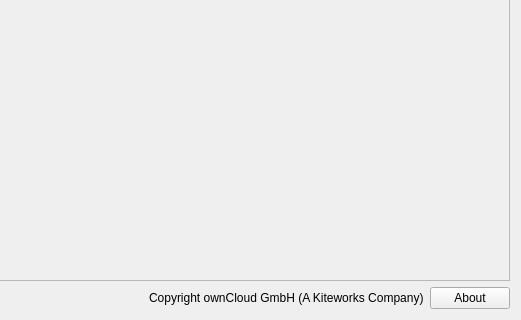
The window that src/gui/generalsettings.ui (tochratana/udrive-client) describes before a commit, drawn with Qt 5; both pictures show x 270 to 791 and y 366 to 686 of the 791 by 686 pixel window.
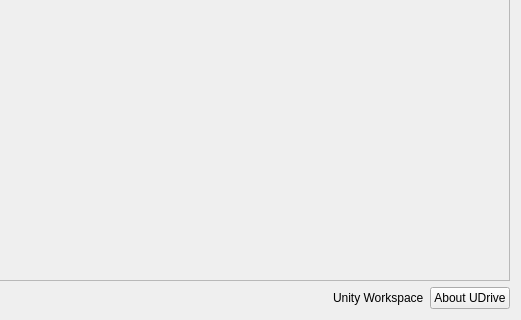
The same window after the commit. Custom widgets are drawn as their Qt base class.

The edit to the form file:
```diff
--- a/src/gui/generalsettings.ui
+++ b/src/gui/generalsettings.ui
@@ -236,7 +236,7 @@
          <cursorShape>ArrowCursor</cursorShape>
         </property>
         <property name="text">
-         <string notr="true">Copyright ownCloud GmbH (A Kiteworks Company)</string>
+         <string notr="true">Unity Workspace</string>
         </property>
         <property name="textInteractionFlags">
          <set>Qt::LinksAccessibleByMouse|Qt::TextSelectableByMouse</set>
@@ -246,7 +246,7 @@
       <item>
        <widget class="QPushButton" name="about_pushButton">
         <property name="text">
-         <string>About</string>
+         <string>About UDrive</string>
         </property>
        </widget>
       </item>
```
